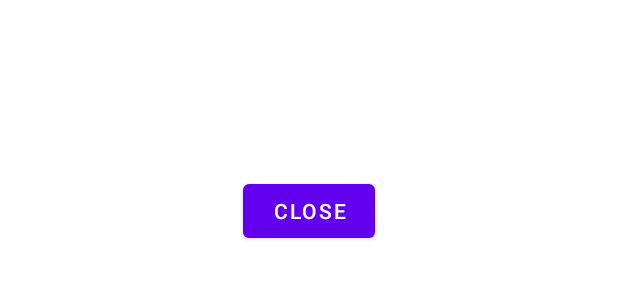
After one commit to mayurpatil307/ContactsBook, an Android app: the layout sms_dialog.xml on its own in the app's theme, with its tools: preview values and no code run, on a phone screen of 412 x 824 dp. The commit adds this screen. Shown: the top 300 px of the screen. Run offline under Robolectric (Android 15) with nearby library versions, the phone set to English and light mode, and no system bars.

Commit message:
added sms dialog

```diff
--- a/app/src/main/java/com/example/contactsbook/ui/sms/SmsListAdapter.kt
+++ b/app/src/main/java/com/example/contactsbook/ui/sms/SmsListAdapter.kt
@@ -8,7 +8,7 @@
 import com.example.contactsbook.databinding.ItemSmsInboxBinding
 import com.example.contactsbook.models.SMSMessage
 
-class SmsListAdapter :
+class SmsListAdapter(private val smsItemClickListener: SmsItemClickListener) :
     ListAdapter<SMSMessage, SmsListAdapter.ViewHolder>(SmsMessageDiffCallback()) {
 
     override fun onCreateViewHolder(parent: ViewGroup, viewType: Int): ViewHolder {
@@ -32,6 +32,10 @@
         fun bind(item: SMSMessage) {
             binding.smsSenderTextView.text = item.sender
             binding.smsBodyTextView.text = item.body
+
+            binding.root.setOnClickListener {
+                smsItemClickListener.onSmsItemClick(item)
+            }
         }
     }
 
--- /dev/null
+++ b/app/src/main/res/drawable/dialog_background.xml
@@ -0,0 +1,5 @@
+<shape xmlns:android="http://schemas.android.com/apk/res/android"
+    android:shape="rectangle">
+    <solid android:color="@android:color/white" />
+    <corners android:radius="16dp" />
+</shape>
--- /dev/null
+++ b/app/src/main/res/layout/sms_dialog.xml
@@ -0,0 +1,52 @@
+<?xml version="1.0" encoding="utf-8"?>
+<androidx.constraintlayout.widget.ConstraintLayout xmlns:android="http://schemas.android.com/apk/res/android"
+    xmlns:app="http://schemas.android.com/apk/res-auto"
+    android:layout_width="match_parent"
+    android:layout_height="match_parent">
+
+    <LinearLayout
+        android:id="@+id/linearLayout"
+        android:layout_width="0dp"
+        android:layout_height="wrap_content"
+        android:background="@drawable/dialog_background"
+        android:orientation="vertical"
+        android:padding="16dp"
+        app:layout_constraintEnd_toEndOf="parent"
+        app:layout_constraintStart_toStartOf="parent"
+        app:layout_constraintTop_toTopOf="parent">
+
+        <TextView
+            android:id="@+id/dialogSenderTextView"
+            android:layout_width="wrap_content"
+            android:layout_height="wrap_content"
+            android:layout_marginBottom="8dp"
+            android:textColor="@android:color/black"
+            android:textSize="18sp"
+            android:textStyle="bold" />
+
+        <TextView
+            android:id="@+id/timeTextView"
+            android:layout_width="wrap_content"
+            android:layout_height="wrap_content"
+            android:layout_marginBottom="8dp"
+            android:textColor="@android:color/black"
+            android:textSize="18sp"
+            android:textStyle="italic" />
+
+        <TextView
+            android:id="@+id/dialogBodyTextView"
+            android:layout_width="wrap_content"
+            android:layout_height="wrap_content"
+            android:textColor="@android:color/black"
+            android:textSize="14sp" />
+
+        <Button
+            android:id="@+id/dialogCloseButton"
+            android:layout_width="wrap_content"
+            android:layout_height="wrap_content"
+            android:layout_gravity="center_horizontal"
+            android:layout_marginTop="16dp"
+            android:text="@string/close" />
+    </LinearLayout>
+
+</androidx.constraintlayout.widget.ConstraintLayout>
--- a/app/src/main/res/values/strings.xml
+++ b/app/src/main/res/values/strings.xml
@@ -12,4 +12,5 @@
     <string name="menu_sms_inbox">SMS Inbox</string>
     <!-- TODO: Remove or change this placeholder text -->
     <string name="hello_blank_fragment">Hello blank fragment</string>
+    <string name="close">Close</string>
 </resources>
```
Also changed, not shown: app/src/main/java/com/example/contactsbook/extensions/Long.kt (added, +21 -0 lines), app/src/main/java/com/example/contactsbook/ui/sms/SmsInboxFragment.kt (+31 -2 lines), app/src/main/java/com/example/contactsbook/ui/sms/SmsItemClickListener.kt (added, +7 -0 lines).
